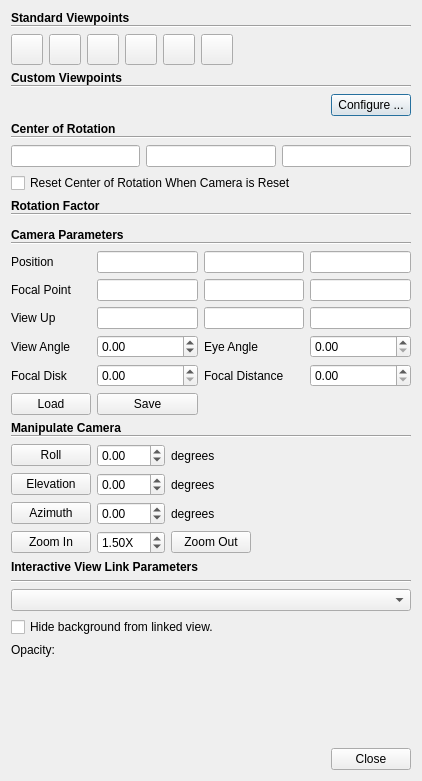
First picture: the form in Qt/Components/Resources/UI/pqCameraDialog.ui, repository Kitware/ParaView, before the edit.
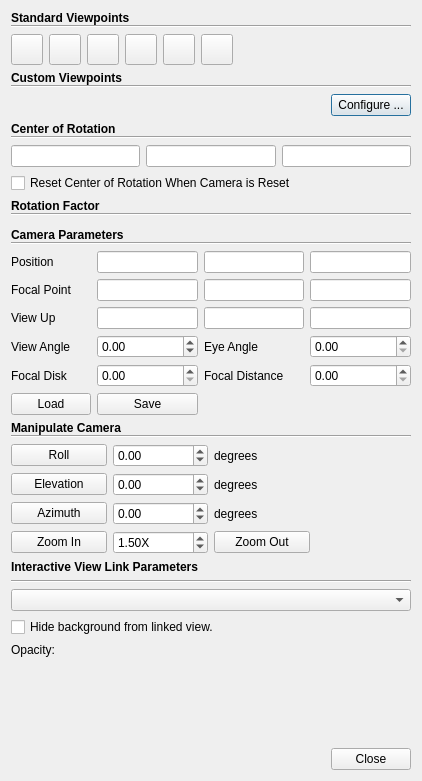
Second picture: the form after the edit. Icons and pictures are not drawn. Custom widgets are drawn as their Qt base class.

Commit message: Adding a camera manipulation illustration

What changed in the file:
```diff
--- a/Qt/Components/Resources/UI/pqCameraDialog.ui
+++ b/Qt/Components/Resources/UI/pqCameraDialog.ui
@@ -680,12 +680,6 @@
          </item>
          <item row="0" column="2">
           <widget class="QLabel" name="label_20">
-           <property name="sizePolicy">
-            <sizepolicy hsizetype="MinimumExpanding" vsizetype="Preferred">
-             <horstretch>0</horstretch>
-             <verstretch>0</verstretch>
-            </sizepolicy>
-           </property>
            <property name="toolTip">
             <string>Apply a manipulation to the current camera using the buttons on the left.</string>
            </property>
@@ -694,6 +688,19 @@
            </property>
           </widget>
          </item>
+         <item row="0" column="3" rowspan="4">
+          <widget class="QLabel" name="Image">
+           <property name="text">
+            <string/>
+           </property>
+           <property name="pixmap">
+            <pixmap resource="../pqComponents.qrc">:/pqWidgets/Icons/pqCameraManipulationIllustration.png</pixmap>
+           </property>
+           <property name="alignment">
+            <set>Qt::AlignCenter</set>
+           </property>
+          </widget>
+         </item>
          <item row="1" column="0">
           <widget class="QPushButton" name="elevationButton">
            <property name="toolTip">
@@ -726,12 +733,6 @@
          </item>
          <item row="1" column="2">
           <widget class="QLabel" name="label_21">
-           <property name="sizePolicy">
-            <sizepolicy hsizetype="MinimumExpanding" vsizetype="Preferred">
-             <horstretch>0</horstretch>
-             <verstretch>0</verstretch>
-            </sizepolicy>
-           </property>
            <property name="text">
             <string>degrees</string>
            </property>
@@ -769,12 +770,6 @@
          </item>
          <item row="2" column="2">
           <widget class="QLabel" name="label_16">
-           <property name="sizePolicy">
-            <sizepolicy hsizetype="MinimumExpanding" vsizetype="Preferred">
-             <horstretch>0</horstretch>
-             <verstretch>0</verstretch>
-            </sizepolicy>
-           </property>
            <property name="text">
             <string>degrees</string>
            </property>
@@ -824,12 +819,6 @@
          </item>
          <item row="3" column="2">
           <widget class="QPushButton" name="zoomOutButton">
-           <property name="sizePolicy">
-            <sizepolicy hsizetype="Fixed" vsizetype="Fixed">
-             <horstretch>0</horstretch>
-             <verstretch>0</verstretch>
-            </sizepolicy>
-           </property>
            <property name="toolTip">
             <string>Increase view angle</string>
            </property>
```
The commit also changes 2 other files.
